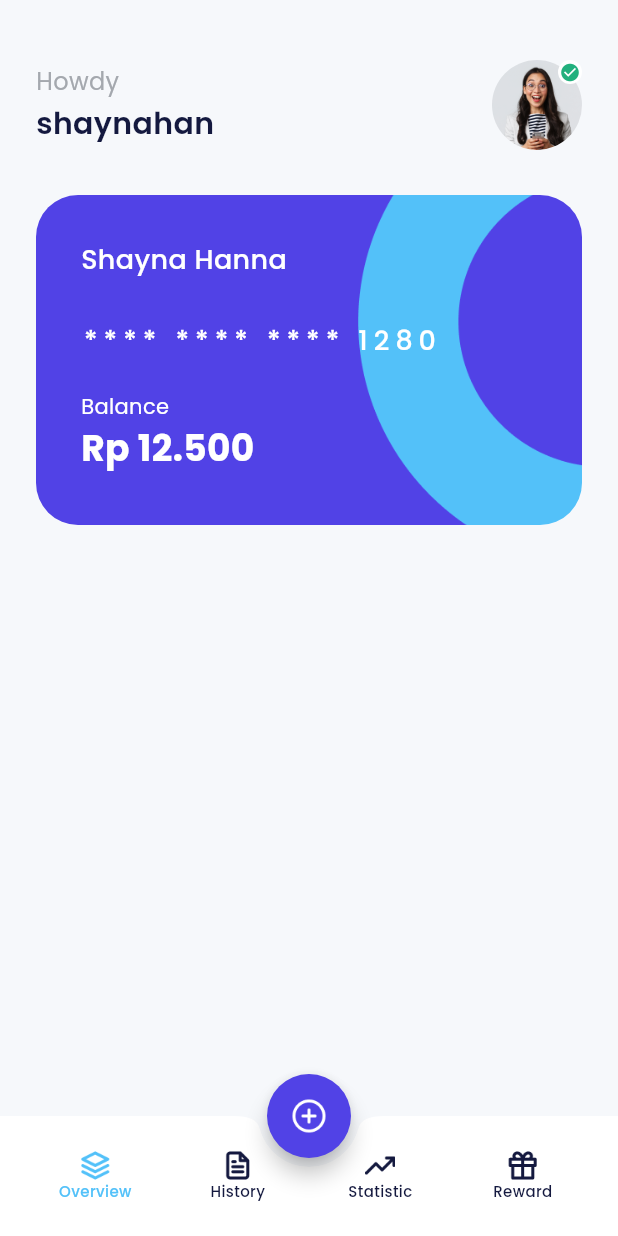
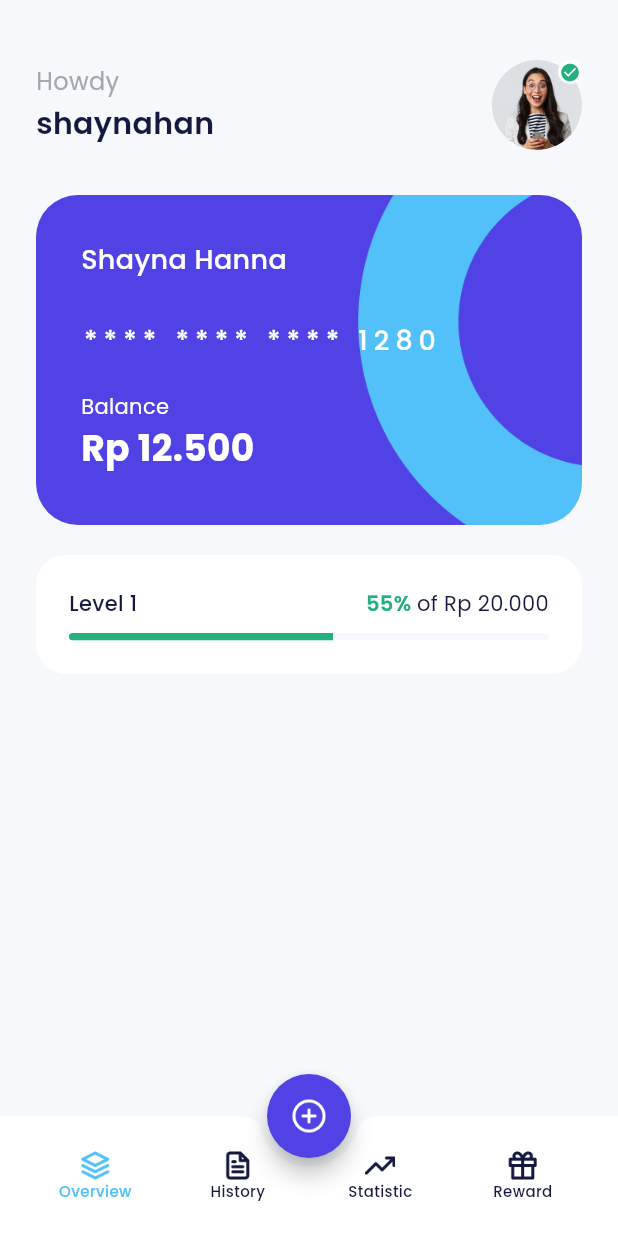
Before and after one commit to shandikadav/bank_sha, a Flutter app: the HomePage screen opened by its route, on a phone screen of 412 x 824 dp. Run offline on Flutter 3.47's test engine with Material 3 defaults, Android fonts, the phone set to English and light mode, and no system bars; our stand-ins replace carousel_slider, google_fonts.

Commit message:
adding build level widget to homepage

```diff
--- a/lib/ui/pages/home_page.dart
+++ b/lib/ui/pages/home_page.dart
@@ -80,6 +80,7 @@ class HomePage extends StatelessWidget {
         children: [
           buildProfile(),
           buildWalletCard(),
+          buildLevel(),
         ],
       ),
     );
@@ -200,4 +201,58 @@ class HomePage extends StatelessWidget {
       ),
     );
   }
+
+  Widget buildLevel() {
+    return Container(
+      margin: const EdgeInsets.only(
+        top: 20,
+      ),
+      padding: const EdgeInsets.all(
+        22,
+      ),
+      decoration: BoxDecoration(
+        borderRadius: BorderRadius.circular(
+          20,
+        ),
+        color: whiteColor,
+      ),
+      child: Column(
+        children: [
+          Row(
+            children: [
+              Text(
+                'Level 1',
+                style: blackTextStyle.copyWith(
+                  fontWeight: medium,
+                ),
+              ),
+              const Spacer(),
+              Text(
+                '55% ',
+                style: greenTextStyle.copyWith(
+                  fontWeight: semiBold,
+                ),
+              ),
+              Text(
+                'of Rp 20.000',
+                style: blackTextStyle,
+              ),
+            ],
+          ),
+          const SizedBox(
+            height: 10,
+          ),
+          ClipRRect(
+            borderRadius: BorderRadius.circular(55),
+            child: LinearProgressIndicator(
+              value: 0.55,
+              minHeight: 5,
+              valueColor: AlwaysStoppedAnimation(greenColor),
+              backgroundColor: lightBackgroundColor,
+            ),
+          ),
+        ],
+      ),
+    );
+  }
 }
```
